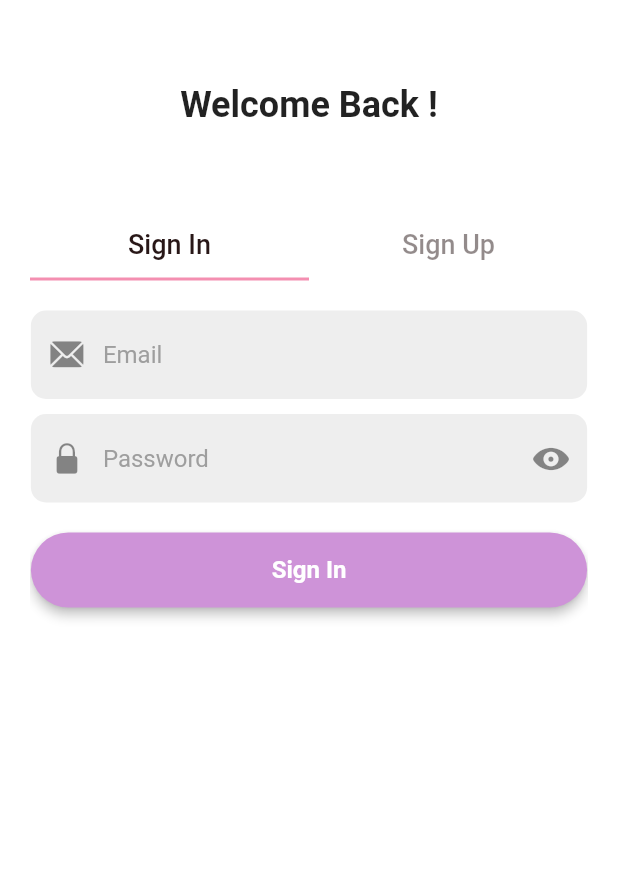
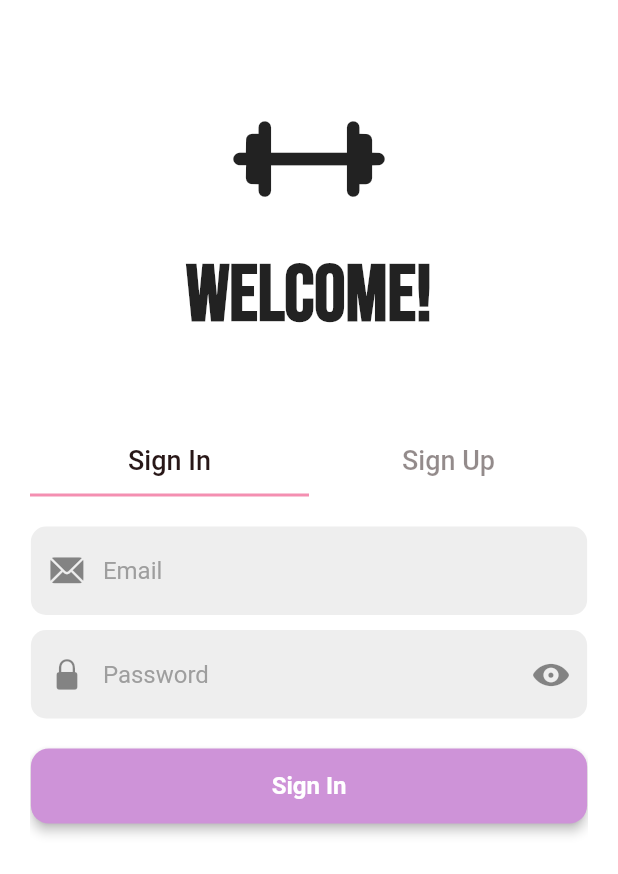
Before and after one commit to bartawil/fitApp, a Flutter app: the screen it shows after launch, on a phone screen of 412 x 824 dp. Shown: the top 874 px of the screen. Run offline on Flutter 3.47's test engine with Material 2 defaults, Android fonts, the light colour scheme and no system bars; our stand-ins replace bloc, cloud_firestore, equatable, firebase_auth, firebase_core, firebase_storage and 4 more; accounts and stored records are empty.

Commit message:
ui changes

```diff
--- a/lib/screens/authentication/sign_in_screen.dart
+++ b/lib/screens/authentication/sign_in_screen.dart
@@ -116,7 +116,7 @@ class _SignInScreenState extends State<SignInScreen> {
                                   Theme.of(context).colorScheme.primary,
                               foregroundColor: Colors.white,
                               shape: RoundedRectangleBorder(
-                                  borderRadius: BorderRadius.circular(60))),
+                                  borderRadius: BorderRadius.circular(12))),
                           child: const Padding(
                             padding: EdgeInsets.symmetric(
                                 horizontal: 25, vertical: 5),
--- a/lib/screens/authentication/sign_up_screen.dart
+++ b/lib/screens/authentication/sign_up_screen.dart
@@ -249,6 +249,7 @@ class _SignUpScreenState extends State<SignUpScreen> {
 								!signUpRequired
 									? SizedBox(
 											width: MediaQuery.of(context).size.width * 0.9,
+                      height: 50,
 											child: TextButton(
 												onPressed: () {
 													if (_formKey.currentState!.validate()) {
@@ -274,7 +275,7 @@ class _SignUpScreenState extends State<SignUpScreen> {
 													backgroundColor: Theme.of(context).colorScheme.primary,
 													foregroundColor: Colors.white,
 													shape: RoundedRectangleBorder(
-														borderRadius: BorderRadius.circular(60)
+														borderRadius: BorderRadius.circular(12)
 													)
 												),
 												child: const Padding(
--- a/lib/screens/authentication/welcome_screen.dart
+++ b/lib/screens/authentication/welcome_screen.dart
@@ -2,6 +2,7 @@ import 'package:flutter/material.dart';
 import 'package:flutter_bloc/flutter_bloc.dart';
 import 'package:flutter_demo/screens/authentication/sign_in_screen.dart';
 import 'package:flutter_demo/screens/authentication/sign_up_screen.dart';
+import 'package:google_fonts/google_fonts.dart';
 
 import '../../blocs/authentication_bloc/authentication_bloc.dart';
 import '../../blocs/sign_in_bloc/sign_in_bloc.dart';
@@ -42,10 +43,18 @@ class _WelcomeScreenState extends State<WelcomeScreen> with TickerProviderStateM
 						padding: const EdgeInsets.symmetric(horizontal: 20),
 						child: Column(
 							children: [
-								const Text(
-									'Welcome Back !',
-									style: TextStyle(
-										fontSize: 24,
+                Transform.rotate(
+                  angle: 135 * 3.141592653589793 / 180, // Rotate by 45 degrees (in radians)
+                  child: const Icon(
+                    Icons.fitness_center_rounded,
+                    size: 100,
+                  ),
+                ),
+                SizedBox(height: 10),
+								Text(
+									'Welcome!',
+									style: GoogleFonts.bebasNeue(
+										fontSize: 52,
 										fontWeight: FontWeight.bold
 									),
 								),
--- a/pubspec.yaml
+++ b/pubspec.yaml
@@ -10,6 +10,7 @@ dependencies:
   flutter:
     sdk: flutter
   cupertino_icons: ^1.0.5
+  google_fonts:
   image_picker: ^1.0.4
   image_cropper: ^5.0.0
   intl: ^0.18.1
```
Also changed, not shown: pubspec.lock, 1 other file.
